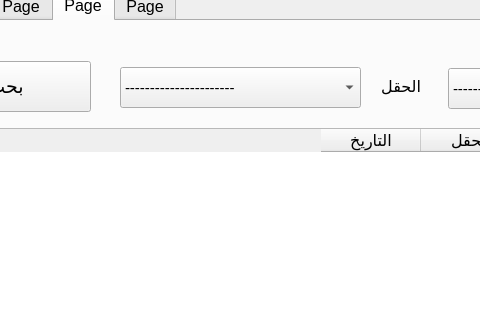
ameer810/analyst-pyqt5-project, file design.ui: the form before one commit; both pictures show x 272 to 752 and y 0 to 320 of the 1258 by 753 pixel window.
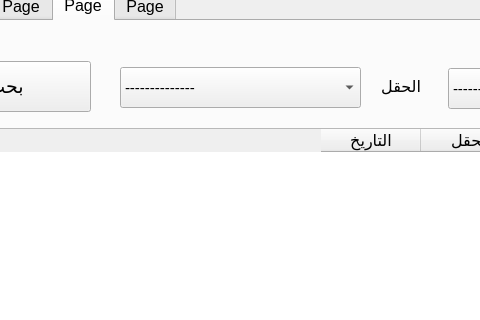
The form after the commit. The open tabs and pages were chosen to show the change. Icons and pictures are not drawn.

The edit to the form file:
```diff
--- a/design.ui
+++ b/design.ui
@@ -4543,7 +4543,7 @@
       </property>
       <item>
        <property name="text">
-        <string>----------------------</string>
+        <string>--------------</string>
        </property>
       </item>
       <item>
```
Left out of the diff: 2 changed lines with no effect on the pictures.
